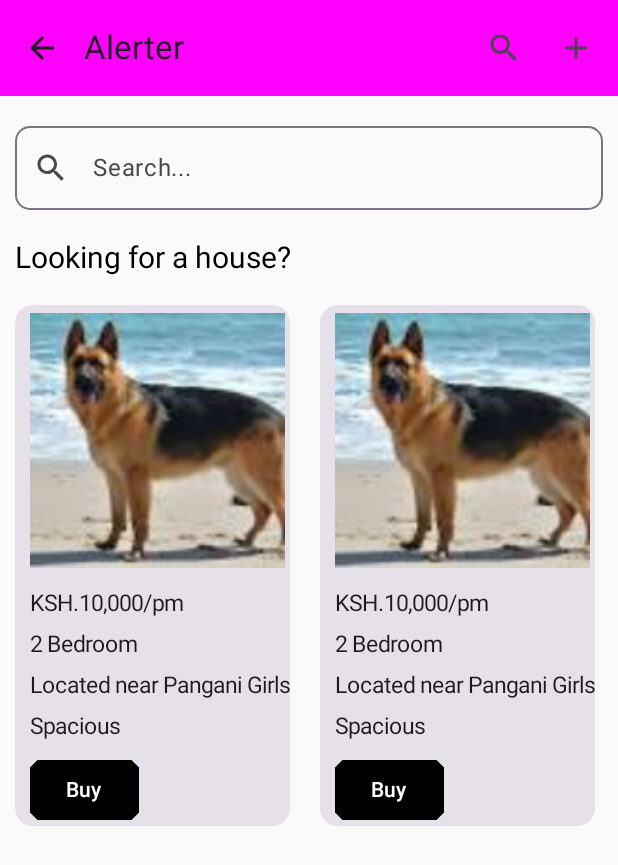
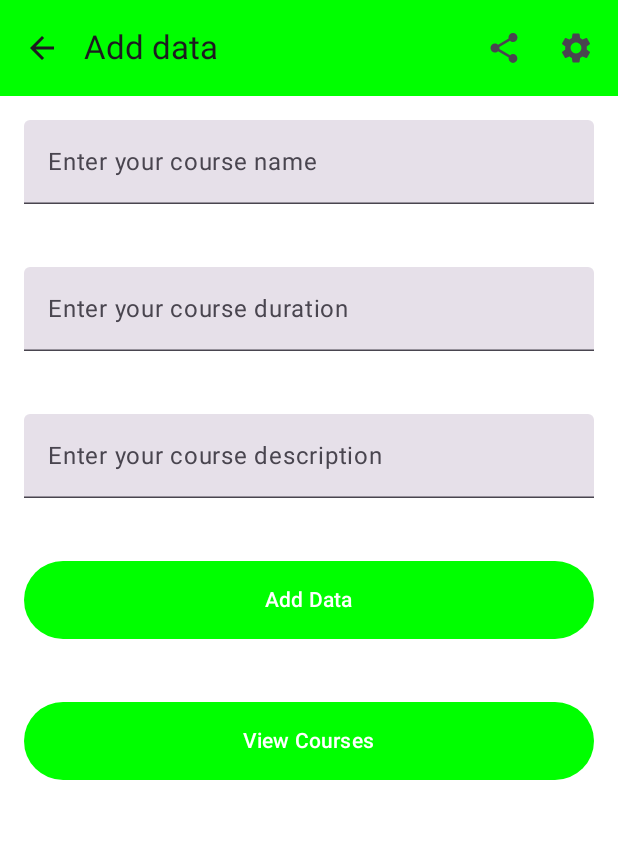
Before and after one commit to GloryAkinyi/jet, an Android app built with Jetpack Compose: the MainActivity screen opened directly, with no data from a screen before it, after a tap on "Form", on a phone screen of 412 x 824 dp. Shown: the top 865 px of the screen. Run offline under Robolectric (Android 15) with nearby library versions, the phone set to English and light mode, and no system bars; our stand-ins replace Firebase (no records; nobody signed in at launch, a user with empty details on screens opened directly).

Commit message:
initial commit

```diff
--- /dev/null
+++ b/app/src/main/java/com/example/jetpackcomposecourseoutline/InsertActivity.kt
@@ -0,0 +1,197 @@
+package com.example.jetpackcomposecourseoutline
+
+import android.content.Context
+import android.content.Intent
+import android.os.Bundle
+import android.text.TextUtils
+import android.widget.Toast
+import androidx.activity.ComponentActivity
+import androidx.activity.compose.setContent
+import androidx.compose.foundation.background
+import androidx.compose.foundation.layout.Arrangement
+import androidx.compose.foundation.layout.Column
+import androidx.compose.foundation.layout.Spacer
+import androidx.compose.foundation.layout.fillMaxHeight
+import androidx.compose.foundation.layout.fillMaxWidth
+import androidx.compose.foundation.layout.height
+import androidx.compose.foundation.layout.padding
+import androidx.compose.material.icons.Icons
+import androidx.compose.material.icons.filled.ArrowBack
+import androidx.compose.material.icons.filled.Settings
+import androidx.compose.material.icons.filled.Share
+import androidx.compose.material3.Button
+import androidx.compose.material3.ButtonDefaults
+import androidx.compose.material3.ExperimentalMaterial3Api
+import androidx.compose.material3.Icon
+import androidx.compose.material3.IconButton
+import androidx.compose.material3.Text
+import androidx.compose.material3.TextField
+import androidx.compose.material3.TopAppBar
+import androidx.compose.material3.TopAppBarDefaults
+import androidx.compose.runtime.Composable
+import androidx.compose.runtime.mutableStateOf
+import androidx.compose.runtime.remember
+import androidx.compose.ui.Alignment
+import androidx.compose.ui.Modifier
+import androidx.compose.ui.graphics.Color
+import androidx.compose.ui.platform.LocalContext
+import androidx.compose.ui.text.TextStyle
+import androidx.compose.ui.tooling.preview.Preview
+import androidx.compose.ui.unit.dp
+import androidx.compose.ui.unit.sp
+import com.google.firebase.firestore.CollectionReference
+import com.google.firebase.firestore.FirebaseFirestore
+
+class InsertActivity : ComponentActivity() {
+    override fun onCreate(savedInstanceState: Bundle?) {
+        super.onCreate(savedInstanceState)
+        setContent {
+            firebaseUI()
+
+        }
+    }
+}
+
+
+@OptIn(ExperimentalMaterial3Api::class)
+@Composable
+fun firebaseUI() {
+    val context= LocalContext.current
+    val courseName = remember { mutableStateOf("") }
+    val courseDuration = remember { mutableStateOf("") }
+    val courseDescription = remember { mutableStateOf("") }
+
+    Column(modifier = Modifier
+        .fillMaxHeight()
+        .fillMaxWidth()
+        .background(Color.White),
+    ) {
+
+        //TopAppBar -displays information and actions relating to the current screen and is placed at the top of the screen.
+        TopAppBar(
+            title = { Text("Add data") },
+            colors = TopAppBarDefaults.largeTopAppBarColors(Color.Green),
+            navigationIcon = {
+                IconButton(onClick = {/* Do Something*/ }) {
+                    Icon(Icons.Filled.ArrowBack, null)
+                }
+            }, actions = {
+                IconButton(onClick = {/* Do Something*/ }) {
+                    Icon(Icons.Filled.Share, null)
+                }
+                IconButton(onClick = {/* Do Something*/ }) {
+                    Icon(Icons.Filled.Settings, null)
+                }
+            })
+        Column (
+            horizontalAlignment = Alignment.CenterHorizontally,
+            verticalArrangement = Arrangement.Center
+        ) {
+
+            TextField(
+                value = courseName.value,
+                onValueChange = { courseName.value = it },
+                placeholder = { Text(text = "Enter your course name") },
+                modifier = Modifier
+                    .padding(16.dp)
+                    .fillMaxWidth(),
+                textStyle = TextStyle(color = Color.Black, fontSize = 15.sp),
+                singleLine = true,
+            )
+
+            Spacer(modifier = Modifier.height(10.dp))
+
+            TextField(
+                value = courseDuration.value,
+                onValueChange = { courseDuration.value = it },
+                placeholder = { Text(text = "Enter your course duration") },
+                modifier = Modifier
+                    .padding(16.dp)
+                    .fillMaxWidth(),
+                textStyle = TextStyle(color = Color.Black, fontSize = 15.sp),
+                singleLine = true,
+            )
+
+            Spacer(modifier = Modifier.height(10.dp))
+
+            TextField(
+                value = courseDescription.value,
+                onValueChange = { courseDescription.value = it },
+                placeholder = { Text(text = "Enter your course description") },
+                modifier = Modifier
+                    .padding(16.dp)
+                    .fillMaxWidth(),
+                textStyle = TextStyle(color = Color.Black, fontSize = 15.sp),
+                singleLine = true,
+            )
+
+            Spacer(modifier = Modifier.height(10.dp))
+
+            Button(
+                onClick = {
+                    if (TextUtils.isEmpty(courseName.value.toString())) {
+                        Toast.makeText(context, "Please enter course name", Toast.LENGTH_SHORT)
+                            .show()
+                    } else if (TextUtils.isEmpty(courseDuration.value.toString())) {
+                        Toast.makeText(context, "Please enter course Duration", Toast.LENGTH_SHORT)
+                            .show()
+                    } else if (TextUtils.isEmpty(courseDescription.value.toString())) {
+                        Toast.makeText(
+                            context,
+                            "Please enter course descritpion",
+                            Toast.LENGTH_SHORT
+                        )
+                            .show()
+                    } else {
+                        addDataToFirebase(
+                            courseName.value, courseDuration.value, courseDescription.value, context
+                        )
+                    }
+                },
+
+                modifier = Modifier
+                    .fillMaxWidth()
+                    .padding(16.dp),
+                colors = ButtonDefaults.buttonColors(Color.Green)
+            ) {
+
+                Text(text = "Add Data", modifier = Modifier.padding(8.dp))
+            }
+
+            Spacer(modifier = Modifier.height(10.dp))
+
+            Button(
+                onClick = {
+                    context.startActivity(Intent(context, CourseDetailsActivity::class.java))
+                },
+                modifier = Modifier
+                    .fillMaxWidth()
+                    .padding(16.dp),
+                colors = ButtonDefaults.buttonColors(Color.Green)
+            ) {
+                Text(text = "View Courses", modifier = Modifier.padding(8.dp))
+            }
+        }
+    }
+}
+
+fun addDataToFirebase(courseName: String, courseDuration: String, courseDescription: String,
+    context: Context
+) {
+    val db: FirebaseFirestore = FirebaseFirestore.getInstance()
+    val dbCourses: CollectionReference = db.collection("Courses")
+    val courses = Course(courseName, courseDescription, courseDuration)
+    dbCourses.add(courses).addOnSuccessListener {
+        Toast.makeText(context, "Your Course has been added to Firebase Firestore", Toast.LENGTH_SHORT).show()
+
+    }.addOnFailureListener { e ->
+        Toast.makeText(context, "Fail to add course", Toast.LENGTH_SHORT).show()
+    }
+
+}
+
+@Preview(showBackground = true)
+@Composable
+fun FirebaseUiPreview() {
+    firebaseUI()
+}
--- a/app/src/main/java/com/example/jetpackcomposecourseoutline/MainActivity.kt
+++ b/app/src/main/java/com/example/jetpackcomposecourseoutline/MainActivity.kt
@@ -280,7 +280,7 @@ fun CardDemo() {
 
         Spacer(modifier = Modifier.height(10.dp))
 
-        Button(onClick = { mcontext.startActivity(Intent(mcontext,AlerterActivity::class.java))},
+        Button(onClick = { mcontext.startActivity(Intent(mcontext,InsertActivity::class.java))},
             shape = CutCornerShape(3.dp),
             colors = ButtonDefaults.buttonColors(Color.Black),
             modifier = Modifier.padding(start = 260.dp)) {
--- a/app/src/main/java/com/example/jetpackcomposecourseoutline/SplashscreenActivity.kt
+++ b/app/src/main/java/com/example/jetpackcomposecourseoutline/SplashscreenActivity.kt
@@ -43,7 +43,7 @@ class SplashscreenActivity : ComponentActivity() {
             val coroutineScope = rememberCoroutineScope()
             coroutineScope.launch{
                 delay(1000)
-                mContext.startActivity(Intent(mContext, ScaffoldActivity::class.java))
+                mContext.startActivity(Intent(mContext, MainActivity::class.java))
                 finish()
 
             }
--- a/app/src/main/res/values/strings.xml
+++ b/app/src/main/res/values/strings.xml
@@ -15,4 +15,7 @@
     <string name="title_activity_lazycolumnlist">LazycolumnlistActivity</string>
     <string name="title_activity_intents">IntentsActivity</string>
     <string name="title_activity_lottie_animation">LottieAnimationActivity</string>
+    <string name="title_activity_insert">InsertActivity</string>
+    <string name="title_activity_course_details">CourseDetailsActivity</string>
+    <string name="title_activity_update_course">UpdateCourse</string>
 </resources>
--- a/build.gradle.kts
+++ b/build.gradle.kts
@@ -1,3 +1,8 @@
+buildscript {
+    dependencies {
+        classpath("com.google.gms:google-services:4.3.15")
+    }
+}
 // Top-level build file where you can add configuration options common to all sub-projects/modules.
 plugins {
     id("com.android.application") version "8.1.0" apply false
```
Also changed, not shown: app/build.gradle.kts (+9 -1 lines), app/src/main/AndroidManifest.xml (+18 -0 lines), app/src/main/java/com/example/jetpackcomposecourseoutline/Course.kt (added, +7 -0 lines), app/src/main/java/com/example/jetpackcomposecourseoutline/CourseDetailsActivity.kt (added, +168 -0 lines), app/src/main/java/com/example/jetpackcomposecourseoutline/Courses.kt (added, +11 -0 lines), app/src/main/java/com/example/jetpackcomposecourseoutline/UpdateCourse.kt (added, +208 -0 lines), 1 other file.
